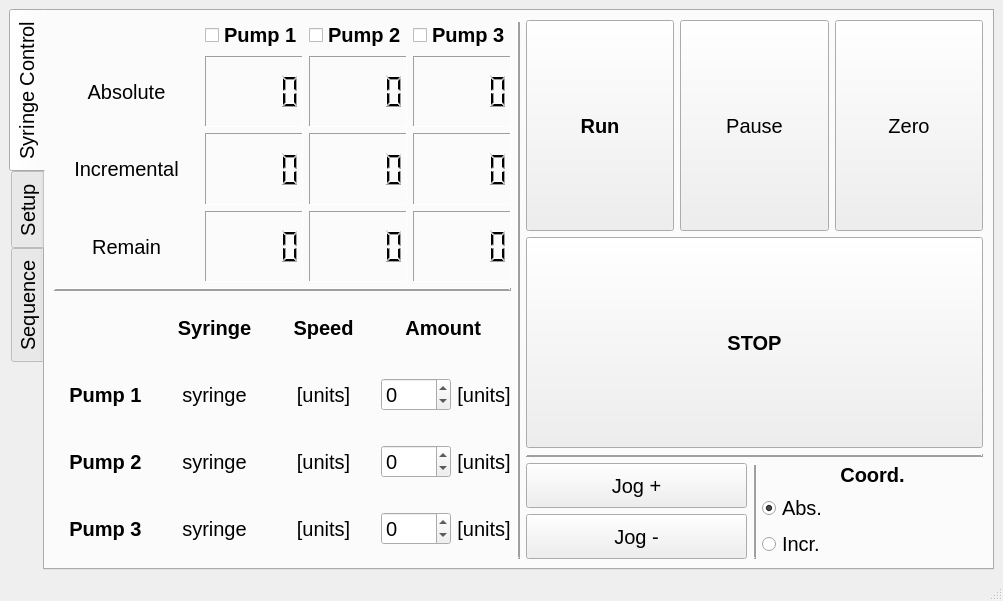
Before: the Qt Designer form SOFTWARE/poseidon_controller_gui.ui in finnock/poseidon, drawn with Qt 5.
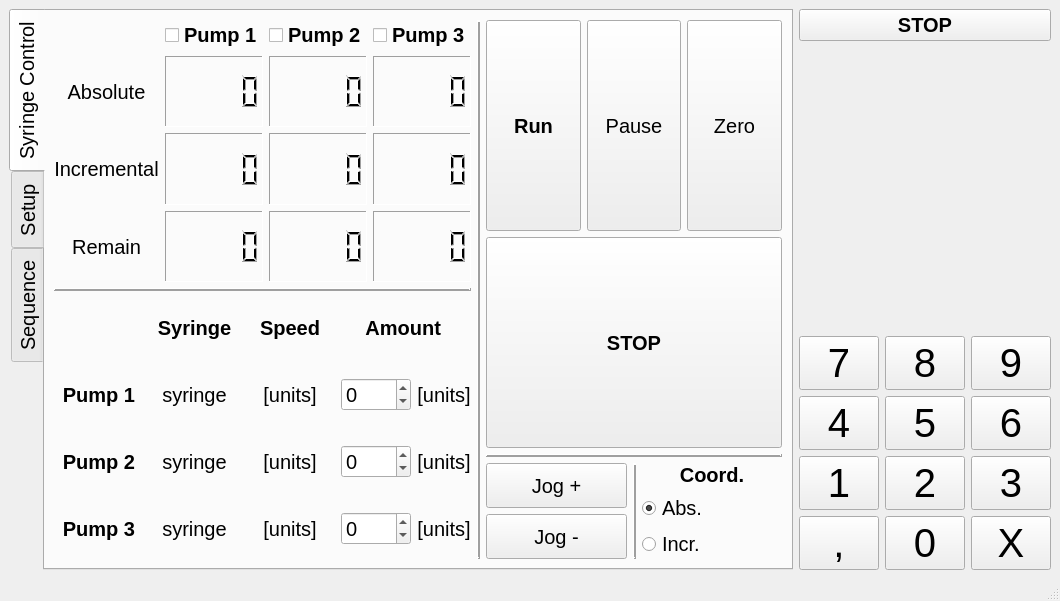
After: the same form once the commit is applied. The open tabs and pages were chosen to show the change. Icons and pictures are not drawn.

Commit message: UI: - added icons - added num block

The edit to the form file:
```diff
--- a/SOFTWARE/poseidon_controller_gui.ui
+++ b/SOFTWARE/poseidon_controller_gui.ui
@@ -6,7 +6,7 @@
    <rect>
     <x>0</x>
     <y>0</y>
-    <width>1003</width>
+    <width>941</width>
     <height>601</height>
    </rect>
   </property>
@@ -14,7 +14,7 @@
    <string>Poseidon Controller</string>
   </property>
   <widget class="QWidget" name="centralwidget">
-   <layout class="QVBoxLayout" name="verticalLayout">
+   <layout class="QHBoxLayout" name="horizontalLayout_18">
     <item>
      <widget class="QTabWidget" name="tabWidget">
       <property name="font">
@@ -1252,6 +1252,195 @@
       </widget>
      </widget>
     </item>
+    <item>
+     <layout class="QVBoxLayout" name="verticalLayout">
+      <item>
+       <widget class="QPushButton" name="pushButton_13">
+        <property name="font">
+         <font>
+          <pointsize>15</pointsize>
+          <weight>75</weight>
+          <bold>true</bold>
+         </font>
+        </property>
+        <property name="text">
+         <string>STOP</string>
+        </property>
+        <property name="icon">
+         <iconset>
+          <normaloff>icons/stop.png</normaloff>icons/stop.png</iconset>
+        </property>
+        <property name="iconSize">
+         <size>
+          <width>64</width>
+          <height>64</height>
+         </size>
+        </property>
+       </widget>
+      </item>
+      <item>
+       <spacer name="verticalSpacer">
+        <property name="orientation">
+         <enum>Qt::Vertical</enum>
+        </property>
+        <property name="sizeHint" stdset="0">
+         <size>
+          <width>20</width>
+          <height>40</height>
+         </size>
+        </property>
+       </spacer>
+      </item>
+      <item>
+       <layout class="QGridLayout" name="gridLayout_2" columnminimumwidth="0,0,0">
+        <item row="3" column="1">
+         <widget class="QPushButton" name="pushButton_3">
+          <property name="font">
+           <font>
+            <pointsize>30</pointsize>
+           </font>
+          </property>
+          <property name="text">
+           <string>2</string>
+          </property>
+         </widget>
+        </item>
+        <item row="4" column="1">
+         <widget class="QPushButton" name="pushButton_7">
+          <property name="font">
+           <font>
+            <pointsize>30</pointsize>
+           </font>
+          </property>
+          <property name="text">
+           <string>0</string>
+          </property>
+         </widget>
+        </item>
+        <item row="3" column="0">
+         <widget class="QPushButton" name="pushButton_2">
+          <property name="font">
+           <font>
+            <pointsize>30</pointsize>
+           </font>
+          </property>
+          <property name="text">
+           <string>1</string>
+          </property>
+         </widget>
+        </item>
+        <item row="0" column="1">
+         <widget class="QPushButton" name="pushButton_5">
+          <property name="font">
+           <font>
+            <pointsize>30</pointsize>
+           </font>
+          </property>
+          <property name="text">
+           <string>8</string>
+          </property>
+         </widget>
+        </item>
+        <item row="0" column="0">
+         <widget class="QPushButton" name="pushButton_4">
+          <property name="font">
+           <font>
+            <pointsize>30</pointsize>
+           </font>
+          </property>
+          <property name="text">
+           <string>7</string>
+          </property>
+         </widget>
+        </item>
+        <item row="2" column="1">
+         <widget class="QPushButton" name="pushButton_6">
+          <property name="font">
+           <font>
+            <pointsize>30</pointsize>
+           </font>
+          </property>
+          <property name="text">
+           <string>5</string>
+          </property>
+         </widget>
+        </item>
+        <item row="3" column="2">
+         <widget class="QPushButton" name="pushButton">
+          <property name="font">
+           <font>
+            <pointsize>30</pointsize>
+           </font>
+          </property>
+          <property name="text">
+           <string>3</string>
+          </property>
+         </widget>
+        </item>
+        <item row="0" column="2">
+         <widget class="QPushButton" name="pushButton_8">
+          <property name="font">
+           <font>
+            <pointsize>30</pointsize>
+           </font>
+          </property>
+          <property name="text">
+           <string>9</string>
+          </property>
+         </widget>
+        </item>
+        <item row="2" column="0">
+         <widget class="QPushButton" name="pushButton_9">
+          <property name="font">
+           <font>
+            <pointsize>30</pointsize>
+           </font>
+          </property>
+          <property name="text">
+           <string>4</string>
+          </property>
+         </widget>
+        </item>
+        <item row="2" column="2">
+         <widget class="QPushButton" name="pushButton_10">
+          <property name="font">
+           <font>
+            <pointsize>30</pointsize>
+           </font>
+          </property>
+          <property name="text">
+           <string>6</string>
+          </property>
+         </widget>
+        </item>
+        <item row="4" column="0">
+         <widget class="QPushButton" name="pushButton_11">
+          <property name="font">
+           <font>
+            <pointsize>30</pointsize>
+           </font>
+          </property>
+          <property name="text">
+           <string>,</string>
+          </property>
+         </widget>
+        </item>
+        <item row="4" column="2">
+         <widget class="QPushButton" name="pushButton_12">
+          <property name="font">
+           <font>
+            <pointsize>30</pointsize>
+           </font>
+          </property>
+          <property name="text">
+           <string>X</string>
+          </property>
+         </widget>
+        </item>
+       </layout>
+      </item>
+     </layout>
+    </item>
    </layout>
   </widget>
   <widget class="QStatusBar" name="status_bar_DISP"/>
```
Left out of the diff: 2 changed lines with no effect on the pictures. The commit also changes 3 other files.
